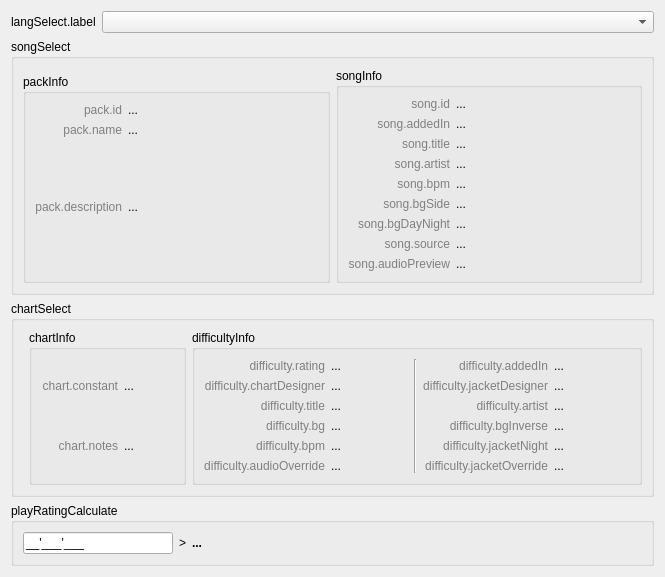
Old version of the form ui/designer/tabs/tabTools/tabTools_InfoLookup.ui in the repository ArcaeaOffline/client-pyside6.
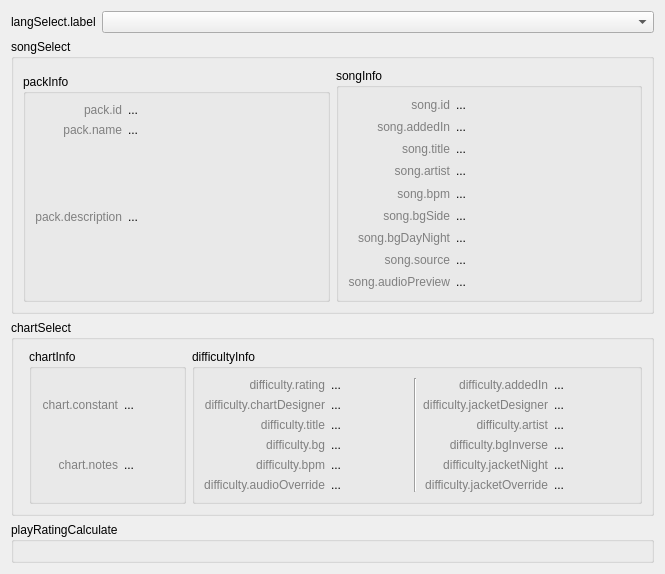
New version of the form. Custom widgets are drawn as their Qt base class.

Commit message: feat: `PlayRatingCalculator` component

What changed in the file:
```diff
--- a/ui/designer/tabs/tabTools/tabTools_InfoLookup.ui
+++ b/ui/designer/tabs/tabTools/tabTools_InfoLookup.ui
@@ -694,57 +694,9 @@
      <property name="title">
       <string>playRatingCalculate</string>
      </property>
-     <layout class="QHBoxLayout" name="horizontalLayout_5">
+     <layout class="QVBoxLayout" name="verticalLayout_2">
       <item>
-       <widget class="QLineEdit" name="playRatingCalculateScoreLineEdit">
-        <property name="minimumSize">
-         <size>
-          <width>100</width>
-          <height>0</height>
-         </size>
-        </property>
-        <property name="maximumSize">
-         <size>
-          <width>150</width>
-          <height>16777215</height>
-         </size>
-        </property>
-        <property name="inputMask">
-         <string notr="true">B9'999'999;_</string>
-        </property>
-       </widget>
-      </item>
-      <item>
-       <widget class="QLabel" name="label">
-        <property name="text">
-         <string notr="true">&gt;</string>
-        </property>
-       </widget>
-      </item>
-      <item>
-       <widget class="QLabel" name="playRatingCalculateResultLabel">
-        <property name="font">
-         <font>
-          <bold>true</bold>
-         </font>
-        </property>
-        <property name="text">
-         <string notr="true">...</string>
-        </property>
-       </widget>
-      </item>
-      <item>
-       <spacer name="horizontalSpacer">
-        <property name="orientation">
-         <enum>Qt::Horizontal</enum>
-        </property>
-        <property name="sizeHint" stdset="0">
-         <size>
-          <width>40</width>
-          <height>20</height>
-         </size>
-        </property>
-       </spacer>
+       <widget class="PlayRatingCalculator" name="playRatingCalculator" native="true"/>
       </item>
      </layout>
     </widget>
@@ -764,6 +716,12 @@
    <header>ui.implements.components.ratingClassSelector</header>
    <container>1</container>
   </customwidget>
+  <customwidget>
+   <class>PlayRatingCalculator</class>
+   <extends>QWidget</extends>
+   <header>ui.implements.components.playRatingCalculator</header>
+   <container>1</container>
+  </customwidget>
  </customwidgets>
  <resources/>
  <connections/>
```
The commit also changes 4 other files.
